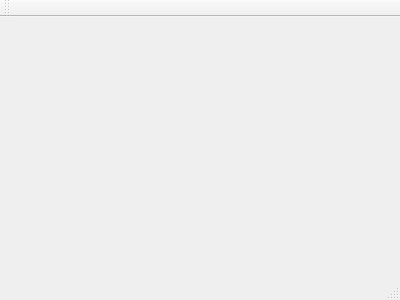
Qt form QtTcpServer/mainwindow.ui (washingtonmgb/servercomqt) before a commit.
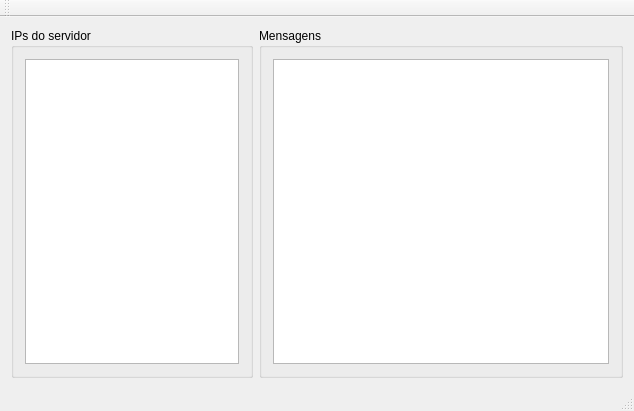
The same form after that commit.

```diff
--- a/QtTcpServer/mainwindow.ui
+++ b/QtTcpServer/mainwindow.ui
@@ -1,24 +1,66 @@
 <ui version="4.0">
  <class>MainWindow</class>
- <widget class="QMainWindow" name="MainWindow" >
-  <property name="geometry" >
+ <widget class="QMainWindow" name="MainWindow">
+  <property name="geometry">
    <rect>
     <x>0</x>
     <y>0</y>
-    <width>400</width>
-    <height>300</height>
+    <width>634</width>
+    <height>411</height>
    </rect>
   </property>
   <property name="windowTitle" >
    <string>MainWindow</string>
   </property>
-  <widget class="QMenuBar" name="menuBar" />
-  <widget class="QToolBar" name="mainToolBar" />
-  <widget class="QWidget" name="centralWidget" />
-  <widget class="QStatusBar" name="statusBar" />
+  <widget class="QWidget" name="centralWidget">
+   <layout class="QHBoxLayout" name="horizontalLayout_3" stretch="40,60">
+    <item>
+     <widget class="QGroupBox" name="groupBox">
+      <property name="title">
+       <string>IPs do servidor</string>
+      </property>
+      <layout class="QHBoxLayout" name="horizontalLayout">
+       <item>
+        <widget class="QListWidget" name="listWidget"/>
+       </item>
+      </layout>
+     </widget>
+    </item>
+    <item>
+     <widget class="QGroupBox" name="groupBox_2">
+      <property name="title">
+       <string>Mensagens</string>
+      </property>
+      <layout class="QHBoxLayout" name="horizontalLayout_2">
+       <item>
+        <widget class="QTextBrowser" name="textBrowser"/>
+       </item>
+      </layout>
+     </widget>
+    </item>
+   </layout>
+  </widget>
+  <widget class="QMenuBar" name="menuBar">
+   <property name="geometry">
+    <rect>
+     <x>0</x>
+     <y>0</y>
+     <width>634</width>
+     <height>22</height>
+    </rect>
+   </property>
+  </widget>
+  <widget class="QToolBar" name="mainToolBar">
+   <attribute name="toolBarArea">
+    <enum>TopToolBarArea</enum>
+   </attribute>
+   <attribute name="toolBarBreak">
+    <bool>false</bool>
+   </attribute>
+  </widget>
+  <widget class="QStatusBar" name="statusBar"/>
  </widget>
- <layoutDefault spacing="6" margin="11" />
- <pixmapfunction></pixmapfunction>
+ <layoutdefault spacing="6" margin="11"/>
  <resources/>
  <connections/>
 </ui>
```
Left out of the diff: 3 changed lines with no effect on the pictures.
